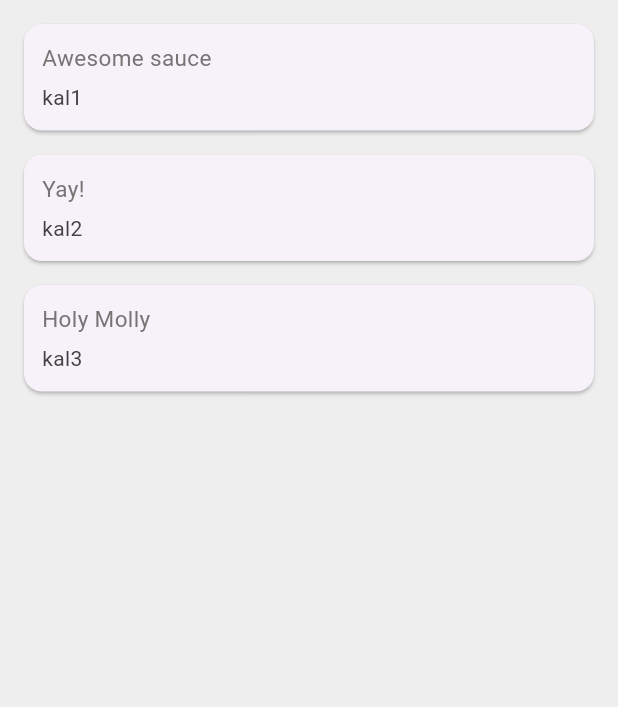
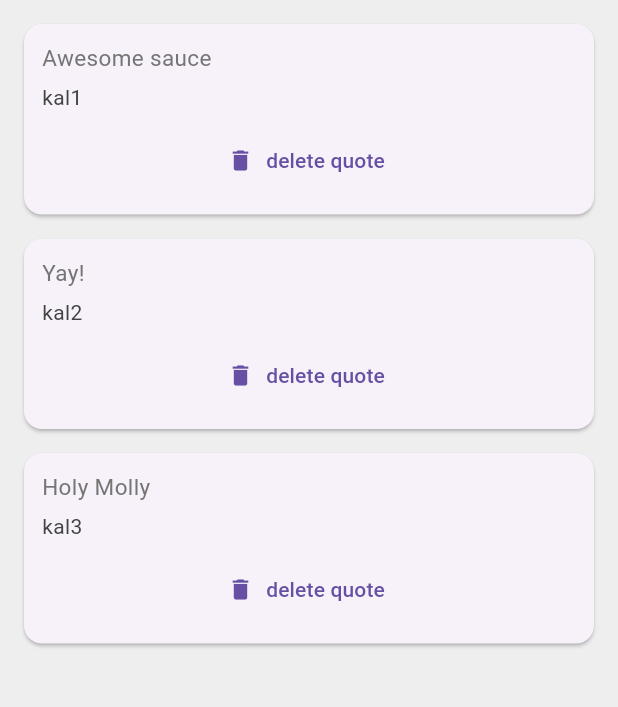
Before and after one commit to KalZheng/Flutter-Quotes, a Flutter app: the screen it shows after launch, on a phone screen of 412 x 824 dp, the part 84-791 px from its top. Run offline on Flutter 3.47's test engine with Material 3 defaults, Android fonts, the phone set to English and light mode, and no system bars.

Commit message:
add delete button and function

```diff
--- a/lib/main.dart
+++ b/lib/main.dart
@@ -33,7 +33,14 @@ class _QuoteListState extends State<QuoteList> {
         backgroundColor: Colors.redAccent,
       ),
       body: Column(
-        children: quotes.map((quote) => QuoteCard(quote: quote)).toList(),
+        children: quotes.map((quote) => QuoteCard(
+            quote: quote,
+            delete: (){
+              setState(() {
+                quotes.remove(quote);
+              });
+            }
+        )).toList(),
       ),
     );
   }
--- a/lib/quote_card.dart
+++ b/lib/quote_card.dart
@@ -4,8 +4,9 @@ import 'quote.dart';
 class QuoteCard extends StatelessWidget {
 
   final Quote quote;
+  final VoidCallback delete;
 
-  QuoteCard({ required this.quote });
+  QuoteCard({ required this.quote, required this.delete });
 
   @override
   Widget build(BuildContext context) {
@@ -31,6 +32,13 @@ class QuoteCard extends StatelessWidget {
                 color: Colors.grey[800],
               ),
             ),
+            SizedBox(height: 8),
+            TextButton.icon(
+              onPressed: delete,
+              icon: const Icon(Icons.delete),
+              label: const Text('delete quote'),
+              iconAlignment: IconAlignment.start,
+            ),
           ],
         ),
       ),
```
